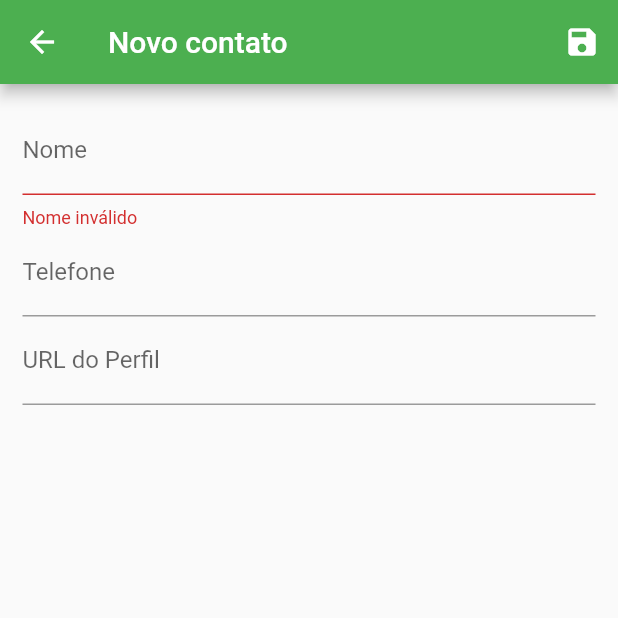
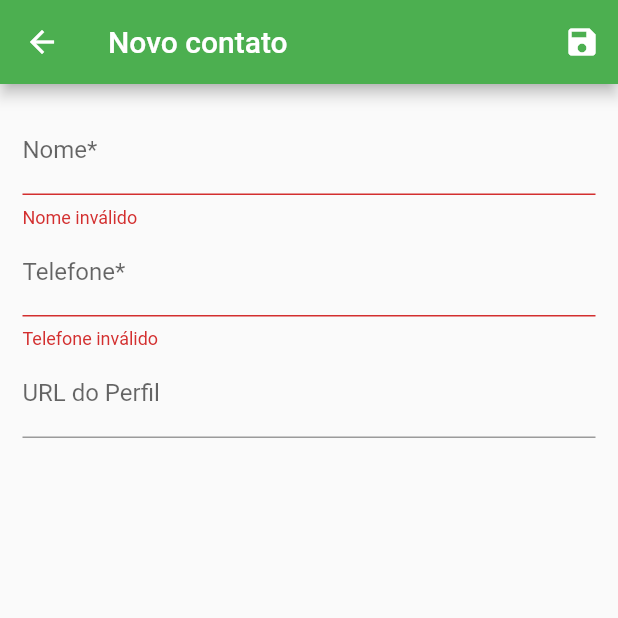
Before and after one commit to viniciusBotelho625/Agenda-phone, a Flutter app: the UserForm screen opened by its route, after a tap on the "save" icon, on a phone screen of 412 x 824 dp, the top half of it. Run offline on Flutter 3.47's test engine with Material 2 defaults, Android fonts, the light colour scheme and no system bars; network calls fail.

Commit message:
Validação do campo telefone

```diff
--- a/lib/views/user_form.dart
+++ b/lib/views/user_form.dart
@@ -43,12 +43,12 @@ class UserForm extends StatelessWidget {
           child: Column(
             children: <Widget>[
               TextFormField(
-                decoration: InputDecoration(labelText: 'Nome'),
-                validator: (value) {
-                  if (value == null || value.isEmpty) {
+                decoration: InputDecoration(labelText: 'Nome*'),
+                validator: (name) {
+                  if (name == null || name.isEmpty) {
                     return 'Nome inválido';
                   }
-                  if (value.trim().length < 3) {
+                  if (name.trim().length < 3) {
                     return 'Nome deve ter mais que 2 caracteres';
                   }
 
@@ -57,7 +57,17 @@ class UserForm extends StatelessWidget {
                 onSaved: (value) => _formData['name'] = value,
               ),
               TextFormField(
-                decoration: InputDecoration(labelText: 'Telefone'),
+                decoration: InputDecoration(labelText: 'Telefone*'),
+                validator: (phone) {
+                  if (phone == null || phone.isEmpty) {
+                    return 'Telefone inválido';
+                  }
+                  if (phone.trim().length < 8) {
+                    return 'Campo telefone deve ter no minimo 8 dígitos';
+                  }
+
+                  return null;
+                },
                 onSaved: (value) => _formData['phone'] = value,
               ),
               TextFormField(
```
